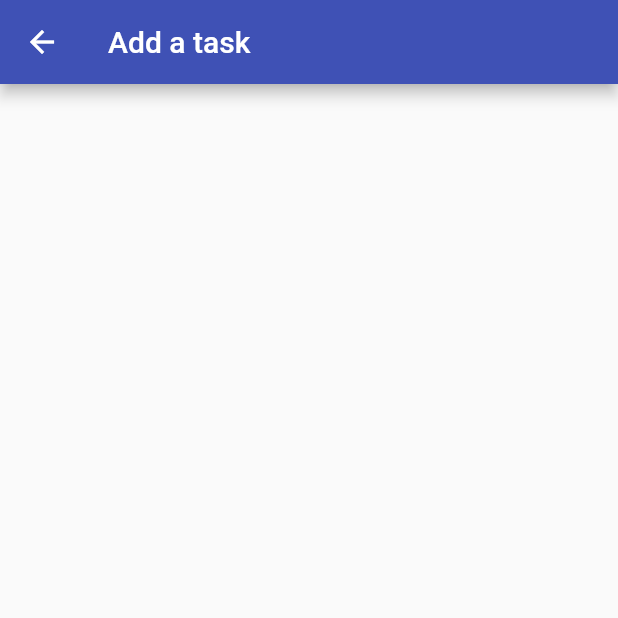
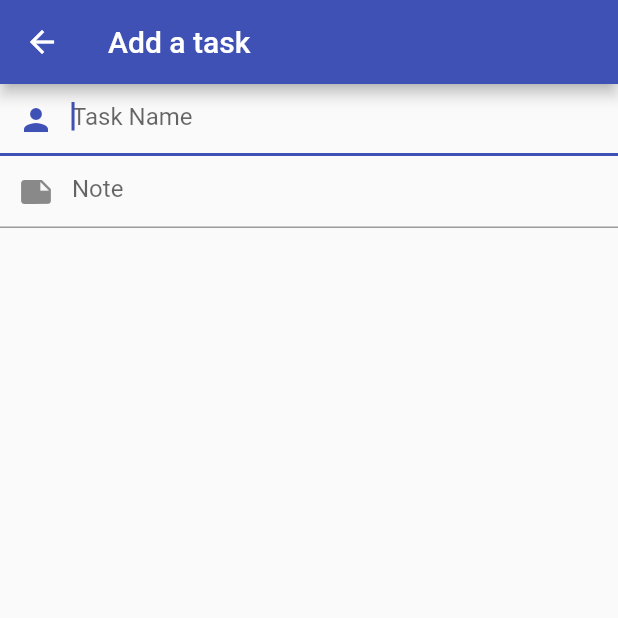
Before and after one commit to Kybeth/PeekList, a Flutter app: the CreateTask screen opened directly, on a phone screen of 412 x 824 dp, the top half of it. Run offline on Flutter 3.47's test engine with Material 2 defaults, Android fonts, the phone set to English and light mode, and no system bars; our stand-ins replace cached_network_image, cloud_firestore, flutter_svg, google_sign_in; accounts and stored records are empty.

Commit message:
Task input area

```diff
--- a/lib/pages/create_task.dart
+++ b/lib/pages/create_task.dart
@@ -1,4 +1,3 @@
-import 'dart:async';
 
 import 'package:flutter/material.dart';
 import 'package:peeklist/widgets/header.dart';
@@ -10,8 +9,22 @@ class CreateTask extends StatelessWidget {
       appBar: new AppBar(
         title: new Text("Add a task"),
       ),
-      body: new Center(
-
+      body: new Column(
+        children: <Widget>[
+          TextField(
+            autofocus: true,
+            decoration: InputDecoration(
+                hintText: "Task Name",
+                prefixIcon: Icon(Icons.person)
+            ),
+          ),
+          TextField(
+            decoration: InputDecoration(
+                hintText: "Note",
+                prefixIcon: Icon(Icons.note)
+            ),
+          ),
+        ],
       ),
     );
   }
```
